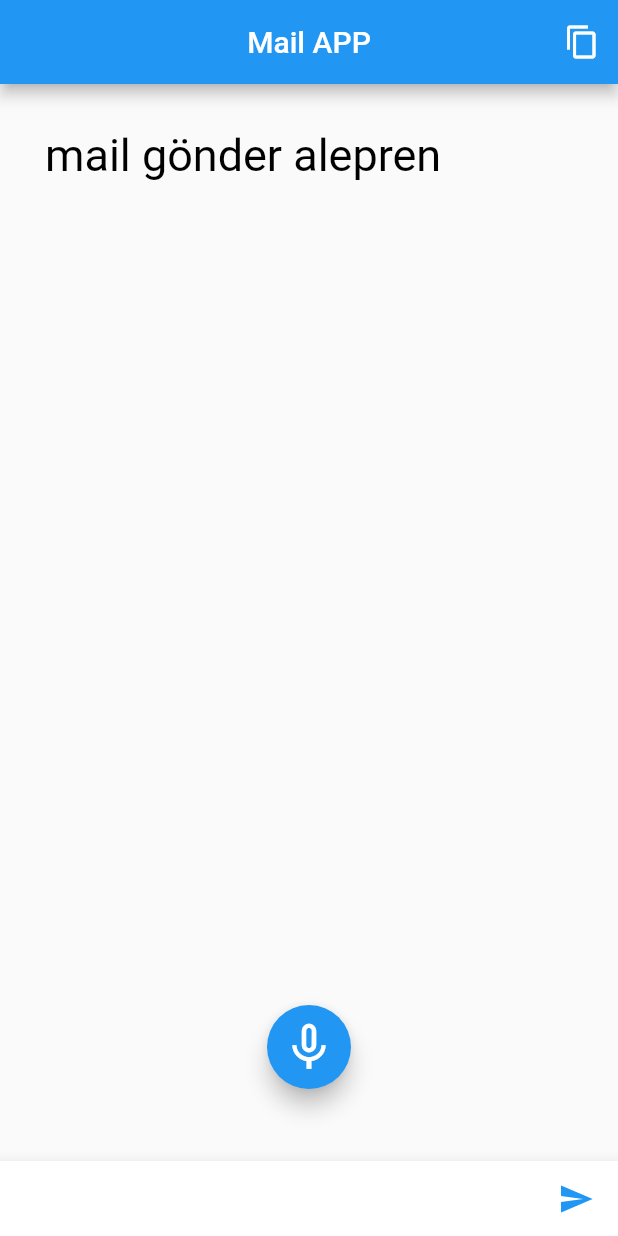
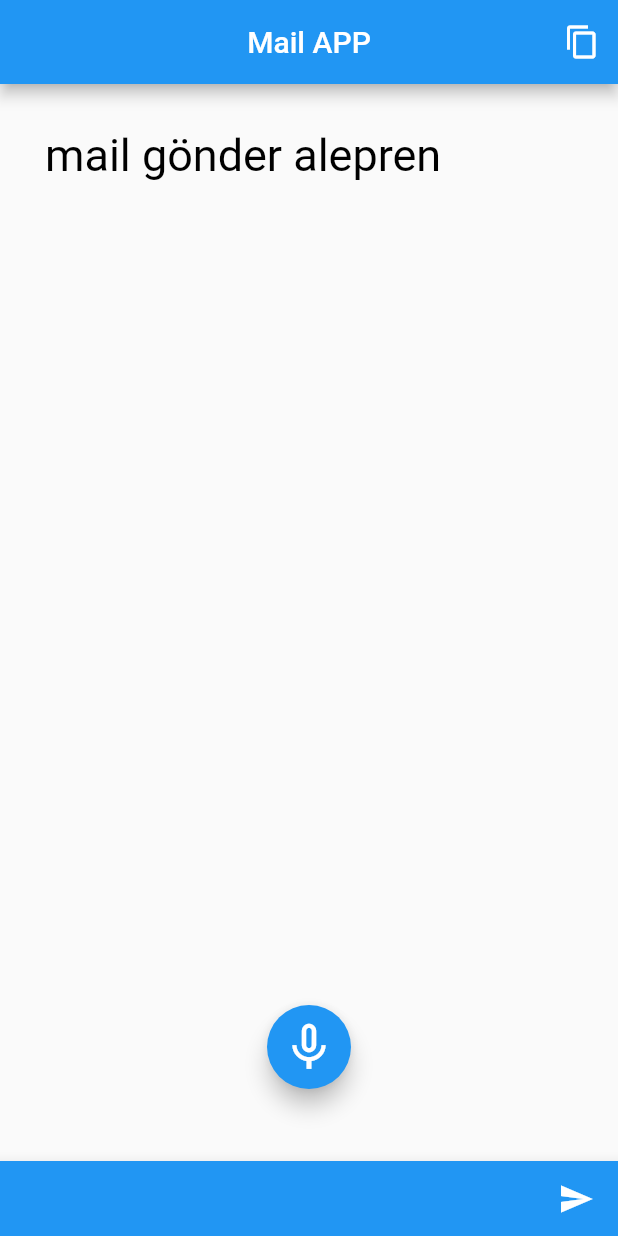
Before and after one commit to mustafa-alperen-yilmaz/flutter_mailApp, a Flutter app: the screen it shows after launch, on a phone screen of 412 x 824 dp. Run offline on Flutter 3.47's test engine with Material 2 defaults, Android fonts, the phone set to English and light mode, and no system bars; drawn by our look-alikes of avatar_glow; our stand-ins replace animated_splash_screen, speech_to_text; missing offline and left inert: clipboard, external_app_launcher.

Commit message:
renk degisikligi

```diff
--- a/lib/homepage/home_page.dart
+++ b/lib/homepage/home_page.dart
@@ -66,6 +66,7 @@ class _HomePageState extends State<HomePage> {
           ),
         ),
         bottomNavigationBar: BottomAppBar(
+          color: Colors.blue,
           shape: const CircularNotchedRectangle(),
           notchMargin: 10,
           child: SizedBox(
@@ -95,8 +96,9 @@ class _HomePageState extends State<HomePage> {
                         children: [
                           Icon(
                             Icons.send,
-                            color:
-                                _selectedIndex == 0 ? Colors.blue : Colors.grey,
+                            color: _selectedIndex == 0
+                                ? Colors.white
+                                : Colors.grey,
                           ),
                         ],
                       ),
```
